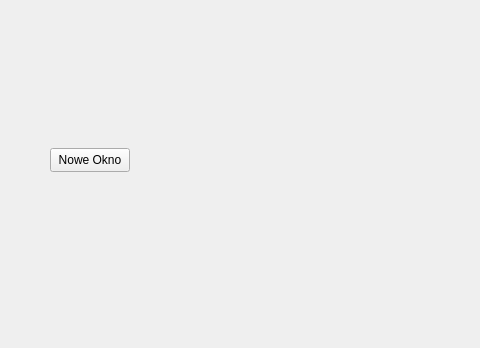
ZuzaJas/Filtrujaca-Ksiazka, file Ksiazka/mainwindow.ui: the form before one commit; both pictures show x 0 to 480 and y 452 to 800 of the 1000 by 800 pixel window.
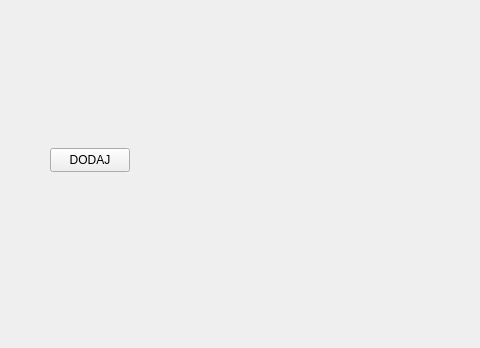
The form after the commit.

Patch:
```diff
--- a/Ksiazka/mainwindow.ui
+++ b/Ksiazka/mainwindow.ui
@@ -64,7 +64,7 @@
      </rect>
     </property>
     <property name="text">
-     <string>Nowe Okno</string>
+     <string>DODAJ</string>
     </property>
    </widget>
   </widget>
```
Left out of the diff: 4 changed lines with no effect on the pictures.
